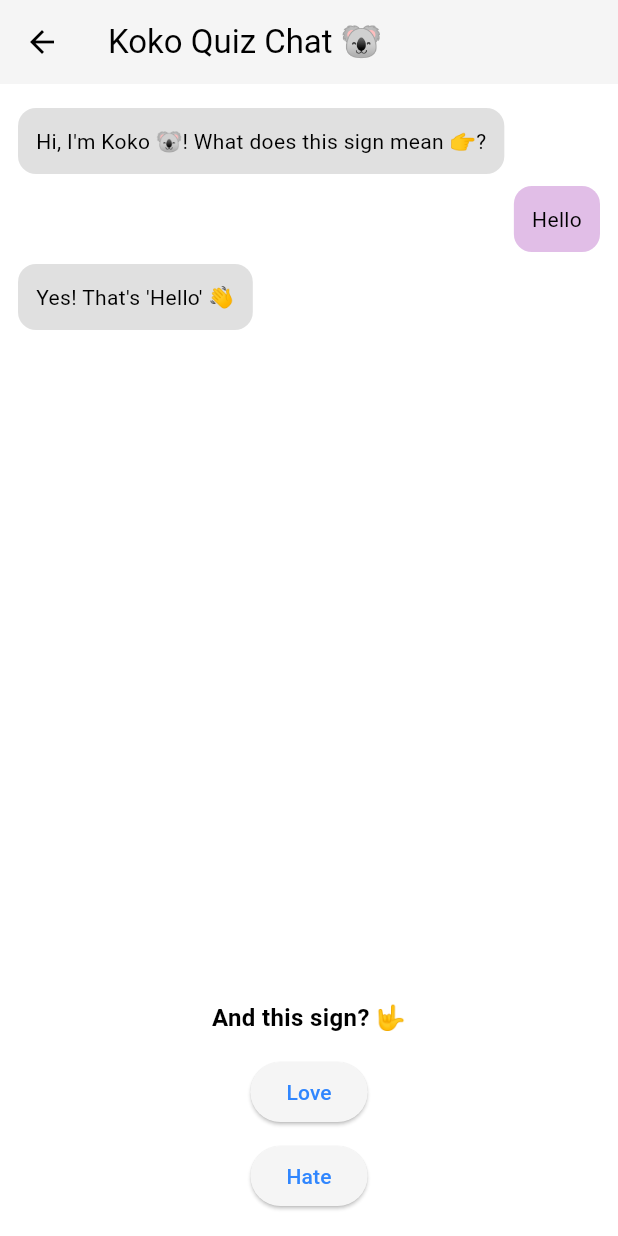
After one commit to 2005-Atharva/sign_language_app, a Flutter app: the KokoChatScreen screen opened directly, after a tap on "Hello", on a phone screen of 412 x 824 dp. The commit adds this screen. Run offline on Flutter 3.47's test engine with Material 3 defaults, Android fonts, the phone set to English and light mode, and no system bars; our stand-ins replace audioplayers, flutter_svg, lottie, share_plus, shared_preferences; accounts and stored records are empty.

Commit message:
chat_koko

```diff
--- /dev/null
+++ b/lib/features/chat/chat_model.dart
@@ -0,0 +1,15 @@
+class QuestionStep {
+  final String question;
+  final List<String> options;
+  final int correctIndex;
+  final String responseIfCorrect;
+  final String responseIfWrong;
+
+  QuestionStep({
+    required this.question,
+    required this.options,
+    required this.correctIndex,
+    required this.responseIfCorrect,
+    required this.responseIfWrong,
+  });
+}
--- /dev/null
+++ b/lib/features/chat/chat_provider.dart
@@ -0,0 +1,51 @@
+import 'package:flutter/material.dart';
+import 'package:flutter_task_sign_app/features/chat/chat_model.dart';
+
+class KokoChatProvider extends ChangeNotifier {
+  int currentStep = 0;
+  List<Map<String, String>> chat = [];
+
+  final List<QuestionStep> steps = [
+    QuestionStep(
+      question: "Hi, I'm Koko 🐨! What does this sign mean 👉?",
+      options: ["Hello", "Bye"],
+      correctIndex: 0,
+      responseIfCorrect: "Yes! That's 'Hello' 👋",
+      responseIfWrong: "Oops! It's actually 'Hello' 👋",
+    ),
+    QuestionStep(
+      question: "And this sign? 🤟",
+      options: ["Love", "Hate"],
+      correctIndex: 0,
+      responseIfCorrect: "You're right! That's 'Love' ❤️",
+      responseIfWrong: "Not quite! It means 'Love' ❤️",
+    ),
+    QuestionStep(
+      question: "What does this mean? 🙌",
+      options: ["Thank You", "Sorry"],
+      correctIndex: 0,
+      responseIfCorrect: "Perfect! That's 'Thank You' 🙌",
+      responseIfWrong: "Oops! Correct answer is 'Thank You' 🙌",
+    ),
+    // Add more here (up to 20 total)
+  ];
+
+  void handleUserChoice(int index) {
+    if (currentStep >= steps.length) return;
+    final step = steps[currentStep];
+    final isCorrect = index == step.correctIndex;
+
+    chat.add({"role": "koko", "text": step.question});
+    chat.add({"role": "user", "text": step.options[index]});
+    chat.add({
+      "role": "koko",
+      "text": isCorrect ? step.responseIfCorrect : step.responseIfWrong,
+    });
+
+    currentStep++;
+    notifyListeners();
+  }
+
+  bool get hasNext => currentStep < steps.length;
+  QuestionStep? get current => hasNext ? steps[currentStep] : null;
+}
--- /dev/null
+++ b/lib/features/chat/chat_screen.dart
@@ -0,0 +1,87 @@
+import 'package:flutter/material.dart';
+import 'package:flutter_task_sign_app/features/chat/chat_provider.dart';
+import 'package:provider/provider.dart';
+
+class KokoChatScreen extends StatelessWidget {
+  const KokoChatScreen({super.key});
+
+  @override
+  Widget build(BuildContext context) {
+    return ChangeNotifierProvider(
+      create: (_) => KokoChatProvider(),
+      child: Scaffold(
+        appBar: AppBar(title: const Text('Koko Quiz Chat 🐨')),
+        body: Consumer<KokoChatProvider>(
+          builder: (context, provider, _) {
+            final step = provider.current;
+            return Column(
+              children: [
+                Expanded(
+                  child: ListView.builder(
+                    padding: const EdgeInsets.all(12),
+                    itemCount: provider.chat.length,
+                    itemBuilder: (_, index) {
+                      final msg = provider.chat[index];
+                      final isUser = msg["role"] == "user";
+                      return Align(
+                        alignment: isUser
+                            ? Alignment.centerRight
+                            : Alignment.centerLeft,
+                        child: Container(
+                          margin: const EdgeInsets.symmetric(vertical: 4),
+                          padding: const EdgeInsets.all(12),
+                          decoration: BoxDecoration(
+                            color: isUser
+                                ? Colors.purple[100]
+                                : Colors.grey[300],
+                            borderRadius: BorderRadius.circular(12),
+                          ),
+                          child: Text(msg["text"] ?? ""),
+                        ),
+                      );
+                    },
+                  ),
+                ),
+                if (provider.hasNext)
+                  Padding(
+                    padding: const EdgeInsets.all(12),
+                    child: Column(
+                      children: [
+                        Text(
+                          step!.question,
+                          style: const TextStyle(
+                            fontWeight: FontWeight.bold,
+                            fontSize: 16,
+                          ),
+                        ),
+                        const SizedBox(height: 10),
+                        ...List.generate(2, (i) {
+                          return Padding(
+                            padding: const EdgeInsets.symmetric(vertical: 4),
+                            child: ElevatedButton(
+                              onPressed: () => context
+                                  .read<KokoChatProvider>()
+                                  .handleUserChoice(i),
+                              child: Text(step.options[i]),
+                            ),
+                          );
+                        }),
+                      ],
+                    ),
+                  )
+                else
+                  const Padding(
+                    padding: EdgeInsets.all(16),
+                    child: Text(
+                      "🎉 You completed the chat! Great job!",
+                      style: TextStyle(fontSize: 16),
+                    ),
+                  ),
+              ],
+            );
+          },
+        ),
+      ),
+    );
+  }
+}
--- a/lib/features/home/screens/learning_screen.dart
+++ b/lib/features/home/screens/learning_screen.dart
@@ -1,3 +1,4 @@
+import 'package:audioplayers/audioplayers.dart';
 import 'package:flutter/material.dart';
 import 'package:flutter_task_sign_app/core/constants/assets.dart';
 import 'package:flutter_task_sign_app/data/models/category_model.dart';
@@ -17,10 +18,19 @@ class _LearningScreenState extends State<LearningScreen> {
   int currentIndex = 0;
   bool showFeedback = false;
   String feedbackText = '';
+  final AudioPlayer _player = AudioPlayer();
+
+  void playAnswerSound(bool isCorrect) async {
+    await _player.stop(); // Stop if already playing
+    final path = isCorrect ? 'images/ding.mp3' : 'images/error.mp3';
+    await _player.play(AssetSource(path));
+  }
 
   void checkAnswer(String selected) {
     final correct = widget.questions[currentIndex].correctAnswer;
     final isCorrect = selected == correct;
+
+    playAnswerSound(isCorrect);
 
     setState(() {
       showFeedback = true;
--- a/lib/features/setting/screens/setting_screen.dart
+++ b/lib/features/setting/screens/setting_screen.dart
@@ -1,5 +1,6 @@
 import 'package:flutter/material.dart';
 import 'package:flutter_task_sign_app/core/constants/assets.dart';
+import 'package:flutter_task_sign_app/features/chat/chat_screen.dart';
 import 'package:flutter_task_sign_app/features/setting/screens/widget_options.dart';
 import 'package:lottie/lottie.dart';
 import 'package:share_plus/share_plus.dart';
@@ -52,6 +53,7 @@ class SettingScreen extends StatelessWidget {
               );
             },
           ),
+          SizedBox(height: 2),
 
           // About tile
           SettingOptions(
@@ -94,6 +96,7 @@ class SettingScreen extends StatelessWidget {
               );
             },
           ),
+          SizedBox(height: 2),
 
           SettingOptions(
             icon: Icons.share,
@@ -101,6 +104,17 @@ class SettingScreen extends StatelessWidget {
             onTap: () async {
               await Share.share(
                 '🐨 Learn sign language with Koko! \nDownload now:\nhttps://github.com/2005-Atharva/sign_language_app',
+              );
+            },
+          ),
+          SizedBox(height: 2),
+          SettingOptions(
+            icon: Icons.chat,
+            text: 'Chat with Koko',
+            onTap: () async {
+              Navigator.push(
+                context,
+                MaterialPageRoute(builder: (_) => KokoChatScreen()),
               );
             },
           ),
--- a/lib/main.dart
+++ b/lib/main.dart
@@ -1,6 +1,7 @@
 import 'package:flutter/material.dart';
 import 'package:flutter_task_sign_app/core/theme/dark_theme.dart';
 import 'package:flutter_task_sign_app/core/theme/light_theme.dart';
+import 'package:flutter_task_sign_app/features/chat/chat_provider.dart';
 import 'package:flutter_task_sign_app/features/home/provider/home_provider.dart';
 import 'package:flutter_task_sign_app/features/onbording/screens/splash_screen.dart';
 import 'package:flutter_task_sign_app/features/quiz/provider/level_provider.dart';
@@ -14,6 +15,7 @@ void main() {
         ChangeNotifierProvider(create: (context) => HomeProvider()),
         ChangeNotifierProvider(create: (context) => NavigationProvider()),
         ChangeNotifierProvider(create: (context) => LevelProvider()),
+        ChangeNotifierProvider(create: (context) => KokoChatProvider()),
       ],
 
       child: const MyApp(),
```
